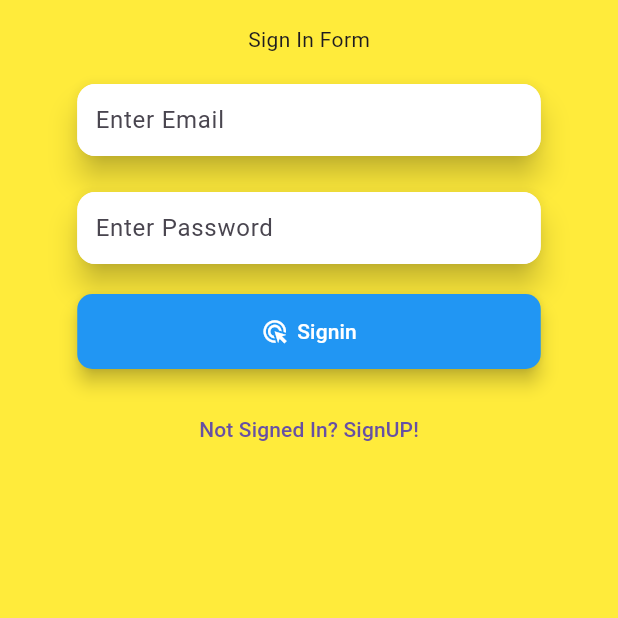
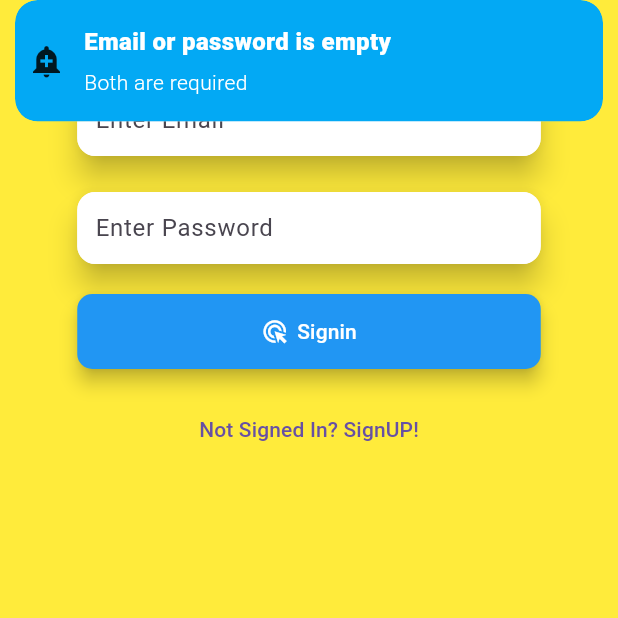
Before and after one commit to billthecoder046/disputeresolverai, a Flutter app: the screen it shows after launch, after a tap on "Signin", on a phone screen of 412 x 824 dp, the top half of it. Run offline on Flutter 3.47's test engine with Material 3 defaults, Android fonts, the phone set to English and light mode, and no system bars; our stand-ins replace firebase_auth, firebase_core, gap, get, responsive_framework; accounts and stored records are empty.

Commit message:
my first code on github

```diff
--- a/lib/screens/login_screen/login_screen_logic.dart
+++ b/lib/screens/login_screen/login_screen_logic.dart
@@ -30,13 +30,34 @@ class Login_screenLogic extends GetxController {
       );
     }else{
       try {
-        var user = await _firebaseAuth.createUserWithEmailAndPassword(email: emailC.text, password: passC.text);
-        if(user != null){
         Get.to(()=> HomePage(), transition: Transition.leftToRight);
+      } catch (e) {
+        print(e);
+        Get.snackbar(
+          'Some issue occurred',
+          e.toString(),
+          colorText: Colors.white,
+          backgroundColor: Colors.lightBlue,
+          icon: const Icon(Icons.add_alert),
+        );
+      } finally {
+        print("Thankyou for your time");
       }
-        else{
-          print("User is null, so can't navigate");
     }
+
+  }
+  Future<void> signInUserOnApp() async{
+    if(emailC.text.isEmpty || passC.text.isEmpty){
+      Get.snackbar(
+        'Email or password is empty',
+        "Both are required",
+        colorText: Colors.white,
+        backgroundColor: Colors.lightBlue,
+        icon: const Icon(Icons.add_alert),
+      );
+    }else{
+      try {
+        Get.to(()=> HomePage(), transition: Transition.leftToRight);
       } catch (e) {
         print(e);
         Get.snackbar(
--- a/lib/screens/login_screen/login_screen_view.dart
+++ b/lib/screens/login_screen/login_screen_view.dart
@@ -1,3 +1,4 @@
+
 import 'package:disputeresolverai/screens/commonWidgets/buttons.dart';
 import 'package:disputeresolverai/screens/commonWidgets/fieldWidgets.dart';
 import 'package:disputeresolverai/utilities/constants.dart';
@@ -57,9 +58,10 @@ class Login_screenPage extends StatelessWidget {
         MyTextField(myController: logic.passC, hintText: "Enter Password"),
         Gap(16),
         myFirstButton(
-          myFunction: () {
+          myFunction: () async{
             print("My Email Data: ${logic.emailC.text}");
             print("My Password Data: ${logic.passC.text}");
+            await logic.signInUserOnApp();
           },
           myButtonWidget: const Row(
             mainAxisAlignment: MainAxisAlignment.center,
@@ -115,7 +117,8 @@ class Login_screenPage extends StatelessWidget {
     child: Text(
     "Already Signed UP? SignIn!",
     style: MyTextStyles.myTextStyleBlueMedium,
-            ))
+    )),
+
     ],
     );
     }
```
Lines whose indentation alone changed are shown as unchanged.
